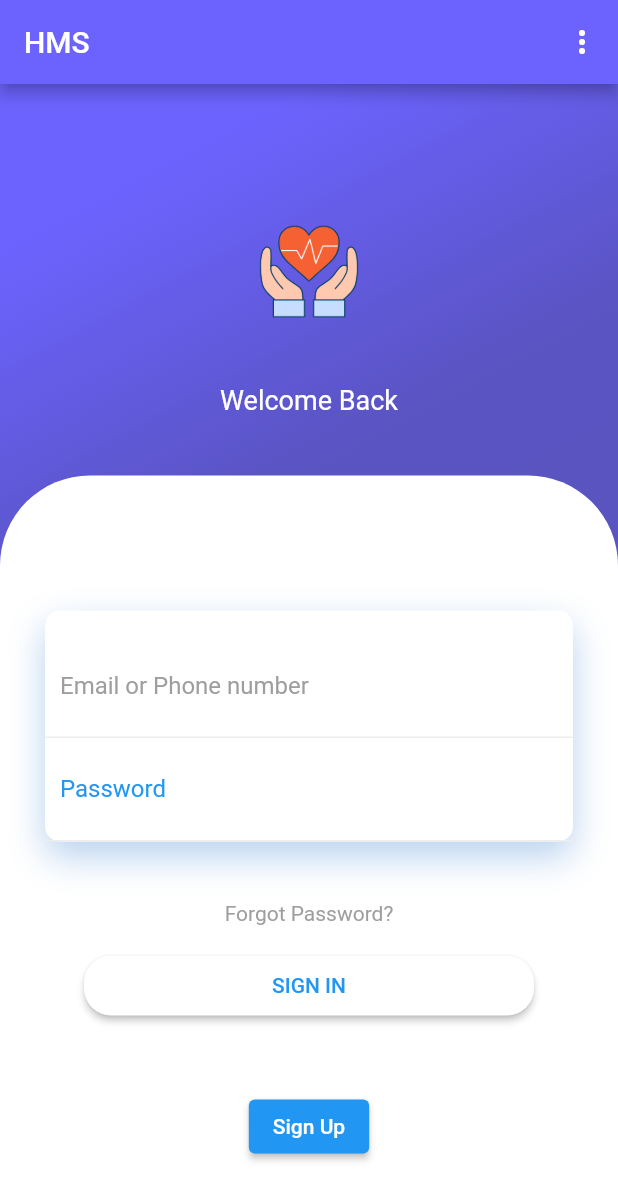
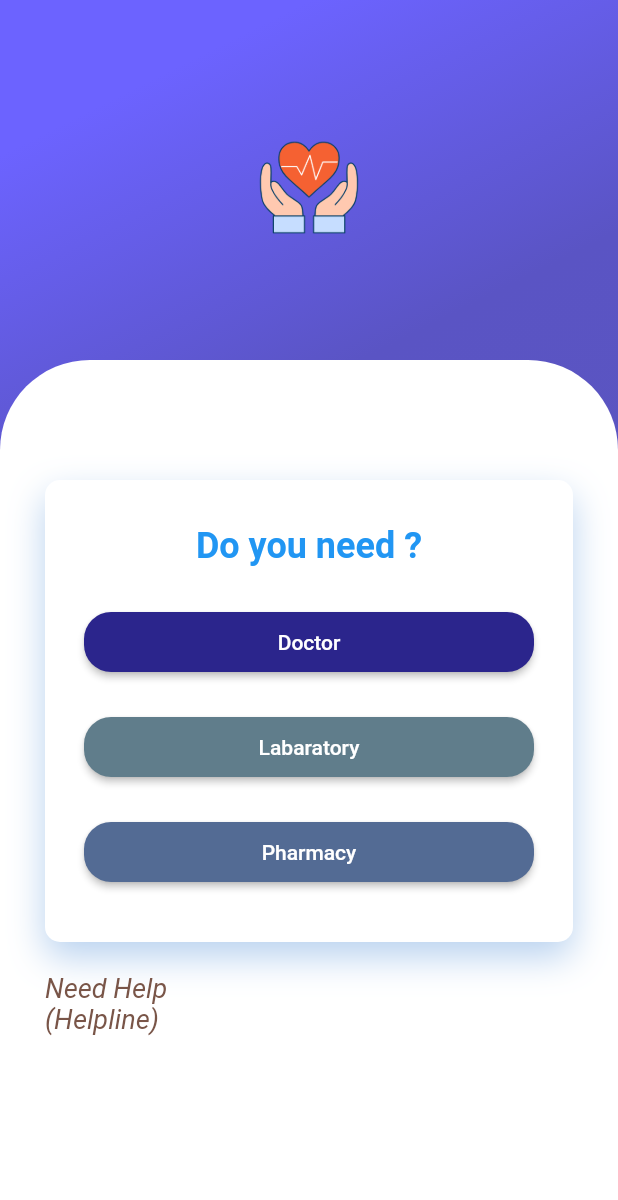
Before and after one commit to frank-hub/HMS_Mobile_App, a Flutter app: the screen it shows after launch, on a phone screen of 412 x 824 dp. Shown: the top 1200 px of the screen. Run offline on Flutter 3.47's test engine with Material 2 defaults, Android fonts, the phone set to English and light mode, and no system bars; our stand-ins replace datetime_picker_formfield, dio, email_validator, flutter_signin_button, fluttertoast, font_awesome_flutter and 5 more; missing offline and left inert: is_first_run.

Commit message:
patient home

```diff
--- a/lib/authenticate/login.dart
+++ b/lib/authenticate/login.dart
@@ -214,7 +214,22 @@ class _LoginState extends State<Login> {
                             },
                           ),
                         ),
+                        SizedBox(
+                          height: 20,
+                        ),
+                        Container(
+                          margin: const EdgeInsets.only(right: 210.0),
+                          child: GestureDetector(
+                            child: Text("Need Help (Helpline)",
+                              style: TextStyle(
+                                color:Colors.brown,
+                                fontStyle: FontStyle.italic,
+                                fontSize: 18,
+                              ),
+                            ),
+                          ),
 
+                        )
                       ],
                     ),
                   ),
--- a/lib/main.dart
+++ b/lib/main.dart
@@ -4,6 +4,7 @@ import 'package:flutter/material.dart';
 import 'package:hms/authenticate/login.dart';
 import 'package:hms/screens/doctor/homescreen.dart';
 import 'package:hms/screens/patient/HomeScreen.dart';
+import 'package:hms/screens/patient/revHomePage.dart';
 import 'package:hms/screens/splashscreen.dart';
 import 'package:is_first_run/is_first_run.dart';
 
@@ -69,7 +70,8 @@ class _MyAppState extends State<MyApp> {
     return MaterialApp(
       debugShowCheckedModeBanner: false,
       home: Scaffold(
-        body: _isLoggedIn ? checkUserType(): Login(),
+        body: PatientHome(),
+        //_isLoggedIn ? checkUserType(): Login(),
       ),
 
     );
--- a/lib/screens/patient/revHomePage.dart
+++ b/lib/screens/patient/revHomePage.dart
@@ -0,0 +1,248 @@
+import 'package:flutter/material.dart';
+
+
+class PatientHome extends StatefulWidget {
+  const PatientHome({Key? key}) : super(key: key);
+
+  @override
+  _PatientHomeState createState() => _PatientHomeState();
+}
+
+class _PatientHomeState extends State<PatientHome> {
+
+  @override
+  void dispose() {
+    // TODO: implement dispose
+    super.dispose();
+    // animationController.dispose() instead of your controller.dispose
+  }
+  @override
+  Widget build(BuildContext context) {
+    Future<bool> showExitPopup() async {
+      return await showDialog( //show confirm dialogue
+        //the return value will be from "Yes" or "No" options
+        context: context,
+        builder: (context) => AlertDialog(
+          title: Text('Exit App'),
+          content: Text('Do you want to exit?'),
+          actions:[
+            ElevatedButton(
+              onPressed: () => Navigator.of(context).pop(false),
+              //return false when click on "NO"
+              child:Text('No'),
+            ),
+
+            ElevatedButton(
+              onPressed: () => Navigator.of(context).pop(true),
+              //return true when click on "Yes"
+              child:Text('Yes'),
+            ),
+
+          ],
+        ),
+      )??false; //if showDialouge had returned null, then return false
+    }
+    return MaterialApp(
+        debugShowCheckedModeBanner: false,
+        home: WillPopScope(
+          onWillPop: showExitPopup,
+          child: Scaffold(
+             body:  Container(
+               width: double.infinity,
+               decoration: BoxDecoration(
+                   gradient: LinearGradient(begin: Alignment.topCenter, colors: [
+                     Color(0xFF6C63FF),
+                     Color(0xFF5A54C4),
+                     Color(0xFF5B55BE),
+                   ])),
+               child: Column(
+                 crossAxisAlignment: CrossAxisAlignment.start,
+                 children: <Widget>[
+                   SizedBox(
+                     height: 30,
+                   ),
+                   Padding(
+                     padding: EdgeInsets.all(20),
+                     child: Column(
+                       crossAxisAlignment: CrossAxisAlignment.start,
+                       children: <Widget>[
+                         Center(
+                           child:   Image.asset('assets/images/logo.png',
+                             width: 150,
+                           ),
+                         ),
+
+                       ],
+                     ),
+                   ),
+                   SizedBox(height: 20),
+                   Expanded(
+                     child: Container(
+                       decoration: BoxDecoration(
+                           color: Colors.white,
+                           borderRadius: BorderRadius.only(
+                               topLeft: Radius.circular(60),
+                               topRight: Radius.circular(60))),
+                       child: SingleChildScrollView(
+                         child: Padding(
+                           padding: EdgeInsets.all(30),
+                           child: Column(
+                             children: <Widget>[
+                               SizedBox(
+                                 height: 50,
+                               ),
+                               Container(
+                                 decoration: BoxDecoration(
+                                     color: Colors.white,
+                                     borderRadius: BorderRadius.circular(10),
+                                     boxShadow: [
+                                       BoxShadow(
+                                           color: Color.fromRGBO(
+                                               21, 105, 202, 0.30196078431372547),
+                                           blurRadius: 20,
+                                           offset: Offset(0, 10))
+                                     ]),
+                                 child: Column(
+                                   children: <Widget>[
+                                     SizedBox(
+                                       height: 30,
+                                     ),
+                                     Center(
+                                       child:    Text(
+                                         "Do you need ?",
+                                         style: TextStyle(color: Colors.blue, fontSize: 24,fontWeight: FontWeight.bold),
+                                       ),
+                                     ),
+                                     SizedBox(
+                                       height: 30,
+                                     ),
+                                     Center(
+                                       child: ConstrainedBox(
+                                           constraints: BoxConstraints.tightFor(width: 300, height: 40),
+                                           child: ElevatedButton(
+                                             style: ButtonStyle(
+
+                                                 foregroundColor: MaterialStateProperty.all<Color>(Colors.white),
+                                                 backgroundColor: MaterialStateProperty.all<Color>( Color(
+                                                     0xFF2B258C)),
+                                                 shape: MaterialStateProperty.all<RoundedRectangleBorder>(
+                                                     RoundedRectangleBorder(
+                                                         borderRadius: BorderRadius.circular(18.0)
+
+                                                     )
+
+                                                 )
+                                             ),
+                                             onPressed: () {
+
+
+                                               // Navigator.push(context,
+                                               //     MaterialPageRoute(
+                                               //         builder: (
+                                               //             context) => HomeScreen()
+                                               //     ));
+                                             },
+                                             child: Text('Doctor'),
+                                           )
+                                       ),),
+                                     SizedBox(
+                                       height: 30,
+                                     ),
+                                     Center(
+                                       child: ConstrainedBox(
+                                           constraints: BoxConstraints.tightFor(width: 300, height: 40),
+                                           child: ElevatedButton(
+                                             style: ButtonStyle(
+                                                 foregroundColor: MaterialStateProperty.all<Color>(Colors.white),
+                                                 backgroundColor: MaterialStateProperty.all<Color>(Colors.blueGrey),
+                                                 shape: MaterialStateProperty.all<RoundedRectangleBorder>(
+                                                     RoundedRectangleBorder(
+                                                         borderRadius: BorderRadius.circular(18.0)
+
+                                                     )
+
+                                                 )
+                                             ),
+                                             onPressed: () {
+
+
+                                               // Navigator.push(context,
+                                               //     MaterialPageRoute(
+                                               //         builder: (
+                                               //             context) => HomeScreen()
+                                               //     ));
+                                             },
+                                             child: Text('Labaratory'),
+                                           )
+                                       ),),
+                                     SizedBox(
+                                       height: 30,
+                                     ),
+                                     Center(
+                                       child: ConstrainedBox(
+                                           constraints: BoxConstraints.tightFor(width: 300, height: 40),
+                                           child: ElevatedButton(
+                                             style: ButtonStyle(
+
+                                                 foregroundColor: MaterialStateProperty.all<Color>(Colors.white),
+                                                 backgroundColor: MaterialStateProperty.all<Color>( Color(
+                                                     0xFF536B94)),
+                                                 shape: MaterialStateProperty.all<RoundedRectangleBorder>(
+                                                     RoundedRectangleBorder(
+                                                         borderRadius: BorderRadius.circular(18.0)
+
+                                                     )
+
+                                                 )
+                                             ),
+                                             onPressed: () {
+
+
+                                               // Navigator.push(context,
+                                               //     MaterialPageRoute(
+                                               //         builder: (
+                                               //             context) => HomeScreen()
+                                               //     ));
+                                             },
+                                             child: Text('Pharmacy'),
+                                           )
+                                       ),),
+                                     SizedBox(
+                                       height: 40,
+                                     ),
+                                   ],
+                                 ),
+                               ),
+                               SizedBox(
+                                 height: 20,
+                               ),
+                               Container(
+                                 margin: const EdgeInsets.only(right: 210.0),
+                                 child: GestureDetector(
+                                   child: Text("Need Help (Helpline)",
+                                     style: TextStyle(
+                                       color:Colors.brown,
+                                       fontStyle: FontStyle.italic,
+                                       fontSize: 18,
+                                     ),
+                                   ),
+                                 ),
+
+                               )
+
+
+                             ],
+                           ),
+                         ),
+                       ),
+                     ),
+                   )
+                 ],
+               ),
+             ),
+          ),
+        )
+    );
+
+  }
+}
```
